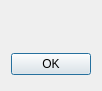
The window that modules/about/qt/about_dialog.ui (alexsmn/scada-client) describes before a commit, drawn with Qt 5.
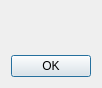
The same window after the commit.

Commit message: client: give dialogs native conventions

The edit to the form file:
```diff
--- a/modules/about/qt/about_dialog.ui
+++ b/modules/about/qt/about_dialog.ui
@@ -66,22 +66,12 @@
       <number>0</number>
      </property>
      <item>
-      <spacer>
+      <widget class="QDialogButtonBox" name="buttonBox">
        <property name="orientation">
         <enum>Qt::Horizontal</enum>
        </property>
-       <property name="sizeHint" stdset="0">
-        <size>
-         <width>131</width>
-         <height>31</height>
-        </size>
-       </property>
-      </spacer>
-     </item>
-     <item>
-      <widget class="QPushButton" name="okButton">
-       <property name="text">
-        <string>OK</string>
+       <property name="standardButtons">
+        <set>QDialogButtonBox::Ok</set>
        </property>
       </widget>
      </item>
```
Left out of the diff: 14 changed lines with no effect on the pictures. The commit also changes 15 other files.
